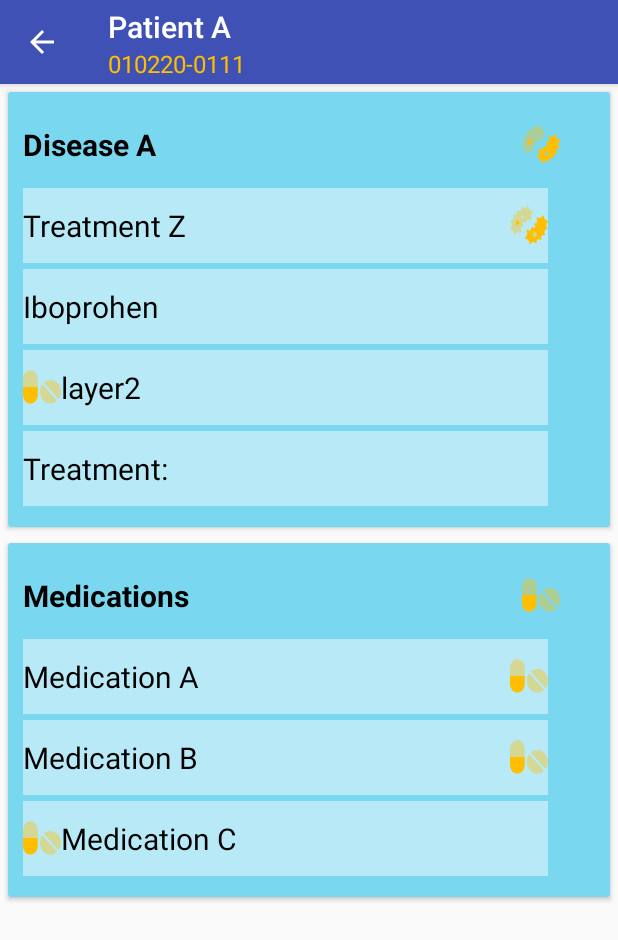
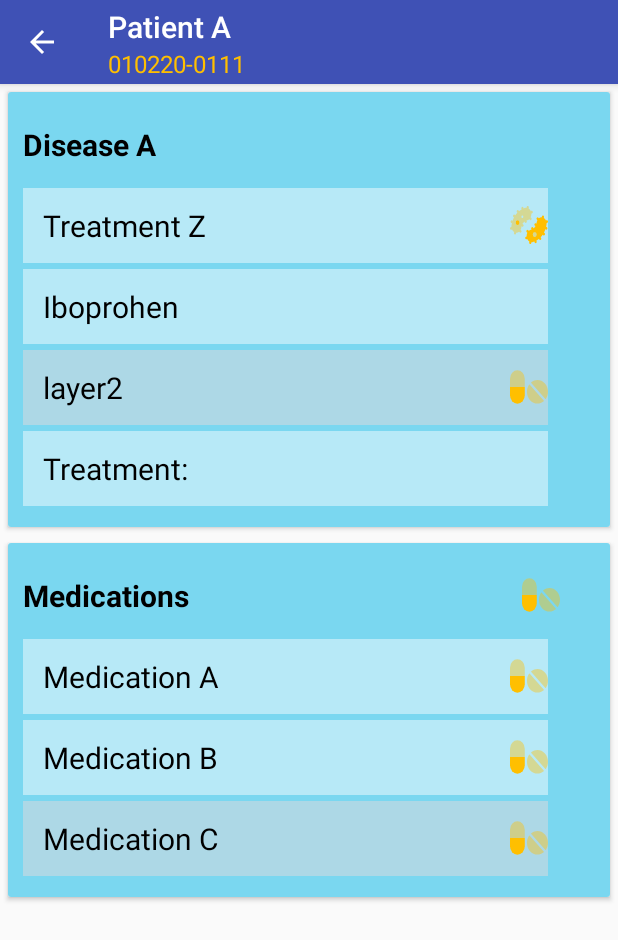
Before and after one commit to Sloeschcke/AU-research-project-Hospital-Nights-App-for-Systematic, an Android app: the screen it shows after launch (MainActivity), on a phone screen of 412 x 824 dp. Shown: the top 940 px of the screen. Run offline under Robolectric (Android 15) with nearby library versions, the phone set to English and light mode, and no system bars; our stand-ins replace Picasso; pictures from the network do not load.

Commit message:
all working

```diff
--- a/JSONParsingExample/app/src/main/assets/data.json
+++ b/JSONParsingExample/app/src/main/assets/data.json
@@ -4,6 +4,7 @@
     "name": "Patient A",
     "backgroundColor": "#7AD7F0",
     "itemColor": "#B7E9F7",
+    "clickableItemColor": "#add8e6",
     "toolbarColor": "#FF3F51B5",
     "toolbarTitleColor": "#FFFFFF",
     "toolbarSubtitleColor": "#FFBF00",
@@ -12,7 +13,7 @@
 ],
   "layer1": [
     {
-      "item1": "Disease A #bacteria",
+      "item1": "Disease A ",
       "item2": "Treatment Z #bacteria",
       "item3": "Iboprohen ",
       "layer2 #pills": [
--- a/JSONParsingExample/app/src/main/java/abhiandroid/com/jsonparsingexample/CustomAdapterJsonObjects.java
+++ b/JSONParsingExample/app/src/main/java/abhiandroid/com/jsonparsingexample/CustomAdapterJsonObjects.java
@@ -6,7 +6,6 @@ import android.content.Intent;
 import android.graphics.Color;
 import android.graphics.Typeface;
 import android.graphics.drawable.Drawable;
-import android.support.v4.content.ContextCompat;
 import android.support.v4.graphics.drawable.DrawableCompat;
 import android.support.v7.content.res.AppCompatResources;
 import android.support.v7.widget.RecyclerView;
@@ -17,7 +16,6 @@ import android.view.ViewGroup;
 import android.widget.ImageView;
 import android.widget.LinearLayout;
 import android.widget.TextView;
-import android.widget.Toast;
 
 import com.squareup.picasso.Picasso;
 
@@ -25,7 +23,6 @@ import org.json.JSONArray;
 import org.json.JSONException;
 import org.json.JSONObject;
 
-import java.util.ArrayList;
 import java.util.HashMap;
 import java.util.Iterator;
 import java.util.Map;
@@ -42,10 +39,11 @@ public class CustomAdapterJsonObjects extends RecyclerView.Adapter<CustomAdapter
     private final String toolbarColor;
     private final String toolbarTitleColor;
     private final String iconColor;
+    private final String clickableItemColor;
     JSONArray jsonArray;
     Context context;
 
-    public CustomAdapterJsonObjects(Context context, JSONArray jsonArray, String patientName, String cpr, String mBackgroundColor, String mItemColor, String mToolBarColor, String mToolbarTitleColor, String mToolbarSubtitleColor, String itemColor) {
+    public CustomAdapterJsonObjects(Context context, JSONArray jsonArray, String patientName, String cpr, String mBackgroundColor, String mItemColor, String mToolBarColor, String mToolbarTitleColor, String mToolbarSubtitleColor, String itemColor, String clickableItemColor) {
         this.context = context;
         this.jsonArray= jsonArray;
         this.patientName = patientName;
@@ -57,6 +55,7 @@ public class CustomAdapterJsonObjects extends RecyclerView.Adapter<CustomAdapter
         this.toolbarTitleColor = mToolbarTitleColor;
         this.toolbarSubtitleColor = mToolbarSubtitleColor;
         this.iconColor = itemColor;
+        this.clickableItemColor = clickableItemColor;
     }
 
     @Override
@@ -88,19 +87,22 @@ public class CustomAdapterJsonObjects extends RecyclerView.Adapter<CustomAdapter
             Iterator<String> keys = innerObj.keys();
             do {
                 final String keyValue = (String) keys.next();
-                // check if there is an inner project.
+                // check if there is an inner JSON object.
                 boolean keyValueIsObject= innerObj.getString(keyValue).substring(0,1).equals("[");
                 if (keyValueIsObject) {
-                    makeTextViewWithInnerObject(holder.tv[mCounter], innerObj, keyValue);
+                    String txt = addTabToNonTitleText(mCounter, keyValue);
+                    makeTextViewWithInnerObject(holder.tv[mCounter], innerObj, txt);
                     mCounter  = mCounter+3;
                 } else {
-                    final String txt = innerObj.getString(keyValue);
+                    String txt = innerObj.getString(keyValue);
                     // check if string has image value "http"
                     if(txt.length() >3 && txt.substring(0,4).equals("http")){
+                        txt = addTabToNonTitleText(mCounter, txt);
                         makeImageView(holder, mCounter, innerObj, txt);
                         mCounter = mCounter + 3;
                     }else {
-                        // check if string has color value "#"
+                        txt = addTabToNonTitleText(mCounter, txt);
+                        // check if string has icon value "#"
                         if(txt.indexOf("#") != -1){
                             addIconToTextView(holder.tv[mCounter], txt, "right");
                         } else{
@@ -115,6 +117,13 @@ public class CustomAdapterJsonObjects extends RecyclerView.Adapter<CustomAdapter
             e.printStackTrace();
         }
         removeEmptyViews(holder);
+    }
+
+    private String addTabToNonTitleText(int mCounter, String txt) {
+        if(mCounter != 0){
+            txt = "\t"+ txt;
+        }
+        return txt;
     }
 
     private void addIconToTextView(View view, String txt, String placement) {
@@ -146,32 +155,38 @@ public class CustomAdapterJsonObjects extends RecyclerView.Adapter<CustomAdapter
         // use key as title
         TextView view = (TextView) view1;
         if(keyValue.indexOf("#") != -1){
-            addIconToTextView(view, keyValue, "left");
+            addIconToTextView(view, keyValue, "right");
         }else{
             view.setText(keyValue);
         }
+
+        // show affodance by using other color
+        view.setBackgroundColor(Color.parseColor(clickableItemColor));
+
         //add onclick listener
         view.setOnClickListener(new View.OnClickListener() {
             @Override
             public void onClick(View view) {
-                // display a toast with person name on item click
                 JSONArray subArray = new JSONArray();
                 try {
-                    subArray = innerObj.getJSONArray(keyValue);
+                    System.out.println(keyValue.substring(3));
+                    subArray = innerObj.getJSONArray(keyValue.substring(1)); // first char is space tabs chars
                 } catch (JSONException e) {
                     e.printStackTrace();
                 }
                 Intent intent = new Intent(context, SubDiseaseActivity.class);
-                //intent.putStringArrayListExtra("subDiseases",new ArrayList<>(subDiseases.get(position)));
+                intent.putExtra("objName", keyValue);
                 intent.putExtra("patientName", patientName);
                 intent.putExtra("cpr", cpr);
                 intent.putExtra("jsonArray", subArray.toString());
                 intent.putExtra("backgroundColor", backgroundColor);
                 intent.putExtra("itemColor", itemColor);
+                intent.putExtra("clickableItemColor", clickableItemColor);
                 intent.putExtra("toolbarColor", toolbarColor);
                 intent.putExtra("toolbarTitleColor", toolbarTitleColor);
                 intent.putExtra("toolbarSubtitleColor", toolbarSubtitleColor);
                 intent.putExtra("iconColor", iconColor);
+
                 context.startActivity(intent);
 
             }
@@ -193,10 +208,10 @@ public class CustomAdapterJsonObjects extends RecyclerView.Adapter<CustomAdapter
                 intent.putExtra("cpr", cpr);
                 intent.putExtra("backgroundColor", backgroundColor);
                 intent.putExtra("itemColor", itemColor);
+                intent.putExtra("clickableItemColor", clickableItemColor);
                 intent.putExtra("toolbarColor", toolbarColor);
                 intent.putExtra("toolbarTitleColor", toolbarTitleColor);
                 intent.putExtra("toolbarSubtitleColor", toolbarSubtitleColor);
-                intent.putExtra("iconColor", iconColor);
 
                 Iterator<String> innerKeys = innerObj.keys();
                 try {
@@ -241,18 +256,13 @@ public class CustomAdapterJsonObjects extends RecyclerView.Adapter<CustomAdapter
             int textViewWidth_plus_leftMargin = context.getResources().getDimensionPixelSize(R.dimen.left_margin_plus_textview_width);
 
 
+            //Make title textView for cardview
             titleView = new TextView(context);
             titleView.setGravity(Gravity.LEFT| Gravity.CENTER);
             titleView.setLayoutParams(new RecyclerView.LayoutParams(textViewWidth_plus_leftMargin, textViewHeight));
             titleView.setTextSize(20);
             titleView.setTextColor(Color.BLACK);
             titleView.setTypeface(Typeface.defaultFromStyle(Typeface.BOLD));
-
-
-            //titleView.setCompoundDrawablesWithIntrinsicBounds(0, 0, R.drawable.ic_pills, 0);
-            //Drawable unwrappedDrawable = getDrawable(iconColor,"pills");
-            //titleView.setCompoundDrawables(null, null, unwrappedDrawable, null);
-
             myLinearLayout.addView(titleView);
             tv[counter] = titleView;
             counter ++;
@@ -274,19 +284,19 @@ public class CustomAdapterJsonObjects extends RecyclerView.Adapter<CustomAdapter
 
             for (int i = 1; i < numberOfItems; i++) // i=1 because tile view already added
             {
-                //Create textview
+                //Create textview item
                 textView = new TextView(context);
                 textView.setGravity(Gravity.LEFT | Gravity.CENTER);
                 RecyclerView.LayoutParams layoutParams = new RecyclerView.LayoutParams(textViewWidth, textViewHeight);
                 layoutParams.setMargins(leftMargin,0,0,0);
                 textView.setLayoutParams(layoutParams);
-
                 textView.setBackgroundColor(Color.parseColor(mItemColor));
                 textView.setTextSize(20);
                 textView.setTextColor(Color.BLACK);
                 myLinearLayout.addView(textView);
                 tv[counter] = textView;
                 counter ++;
+
                 //Add imageView
                 imgView = new ImageView(context);
                 imgView.setLayoutParams(new RecyclerView.LayoutParams(RecyclerView.LayoutParams.MATCH_PARENT,imageViewHeight));
--- a/JSONParsingExample/app/src/main/java/abhiandroid/com/jsonparsingexample/MainActivity.java
+++ b/JSONParsingExample/app/src/main/java/abhiandroid/com/jsonparsingexample/MainActivity.java
@@ -28,6 +28,7 @@ public class MainActivity extends AppCompatActivity {
     private String toolbarSubtitleColor;
     private String toolbarTitleColor;
     private String iconColor;
+    private String clickableItemColor;
 
     @Override
     protected void onCreate(Bundle savedInstanceState) {
@@ -50,6 +51,7 @@ public class MainActivity extends AppCompatActivity {
             patientCPR = specificationDetails.getString("cpr");
             backgroundColor = specificationDetails.getString("backgroundColor");
             itemColor = specificationDetails.getString("itemColor");
+            clickableItemColor = specificationDetails.getString("clickableItemColor");
             toolbarColor = specificationDetails.getString("toolbarColor");
             toolbarTitleColor = specificationDetails.getString("toolbarTitleColor");
             toolbarSubtitleColor = specificationDetails.getString("toolbarSubtitleColor");
@@ -63,7 +65,7 @@ public class MainActivity extends AppCompatActivity {
         }
 
         //  call the constructor of CustomAdapter to send the reference and data to Adapter
-        CustomAdapterJsonObjects customAdapter = new CustomAdapterJsonObjects(MainActivity.this, layer1, patientName,patientCPR, backgroundColor, itemColor, toolbarColor, toolbarTitleColor, toolbarSubtitleColor, iconColor);
+        CustomAdapterJsonObjects customAdapter = new CustomAdapterJsonObjects(MainActivity.this, layer1, patientName,patientCPR, backgroundColor, itemColor, toolbarColor, toolbarTitleColor, toolbarSubtitleColor, iconColor, clickableItemColor);
         recyclerView.setAdapter(customAdapter); // set the Adapter to RecyclerView
         // create toolbar with description of patient
         makeToolBar(patientName, patientCPR, toolbarColor, toolbarTitleColor, toolbarSubtitleColor);
@@ -88,8 +90,6 @@ public class MainActivity extends AppCompatActivity {
     public void makeToolBar(String title, String subTitle, String toolBarColor, String titleColor, String subtitleColor){
         android.support.v7.app.ActionBar actionBar = getSupportActionBar();
         actionBar.setDisplayHomeAsUpEnabled(true);
-        System.out.println(title);
-        System.out.println(subTitle);
         actionBar.setTitle((Html.fromHtml("<font color=\"" + titleColor + " \">" + title + "</font>")));
         ColorDrawable colorDrawable = new ColorDrawable(Color.parseColor(toolBarColor));
         actionBar.setBackgroundDrawable(colorDrawable);
```
Also changed, not shown: JSONParsingExample/app/src/main/java/abhiandroid/com/jsonparsingexample/DetailActivity.java (+20 -12 lines), JSONParsingExample/app/src/main/java/abhiandroid/com/jsonparsingexample/SubDiseaseActivity.java (+15 -9 lines).
